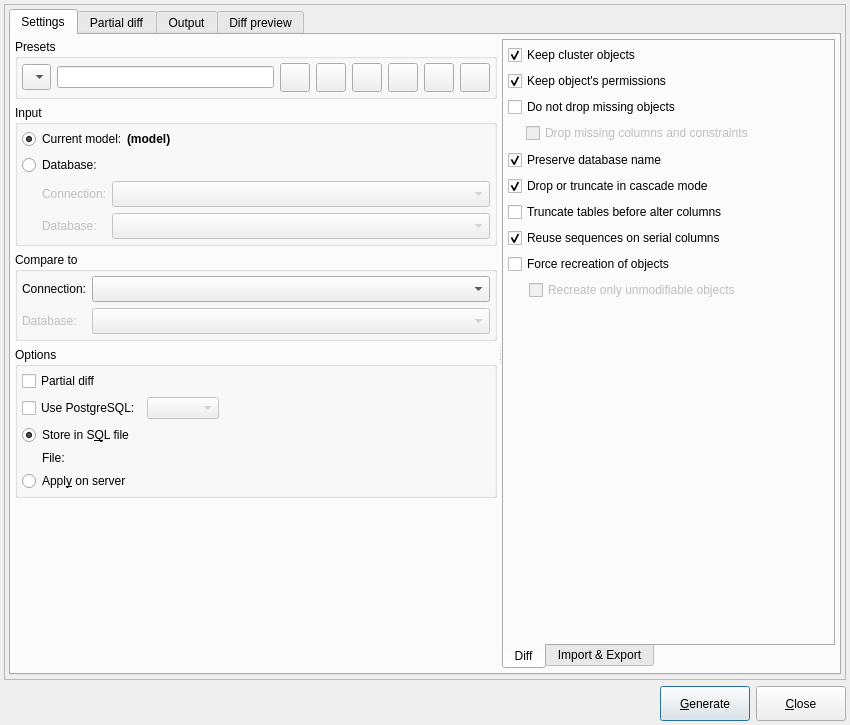
Old version of the form libpgmodeler_ui/ui/modeldatabasediffform.ui in the repository pgmodeler/pgmodeler.
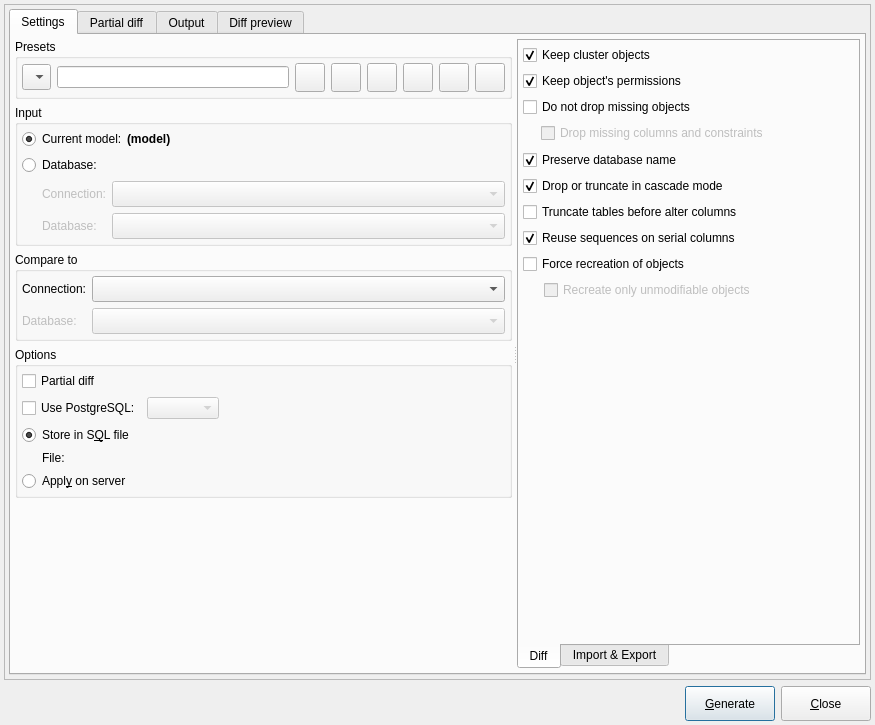
New version of the form. Icons and pictures are not drawn.

Diff of the .ui file:
```diff
--- a/libpgmodeler_ui/ui/modeldatabasediffform.ui
+++ b/libpgmodeler_ui/ui/modeldatabasediffform.ui
@@ -9,7 +9,7 @@
    <rect>
     <x>0</x>
     <y>0</y>
-    <width>850</width>
+    <width>875</width>
     <height>725</height>
    </rect>
   </property>
```
